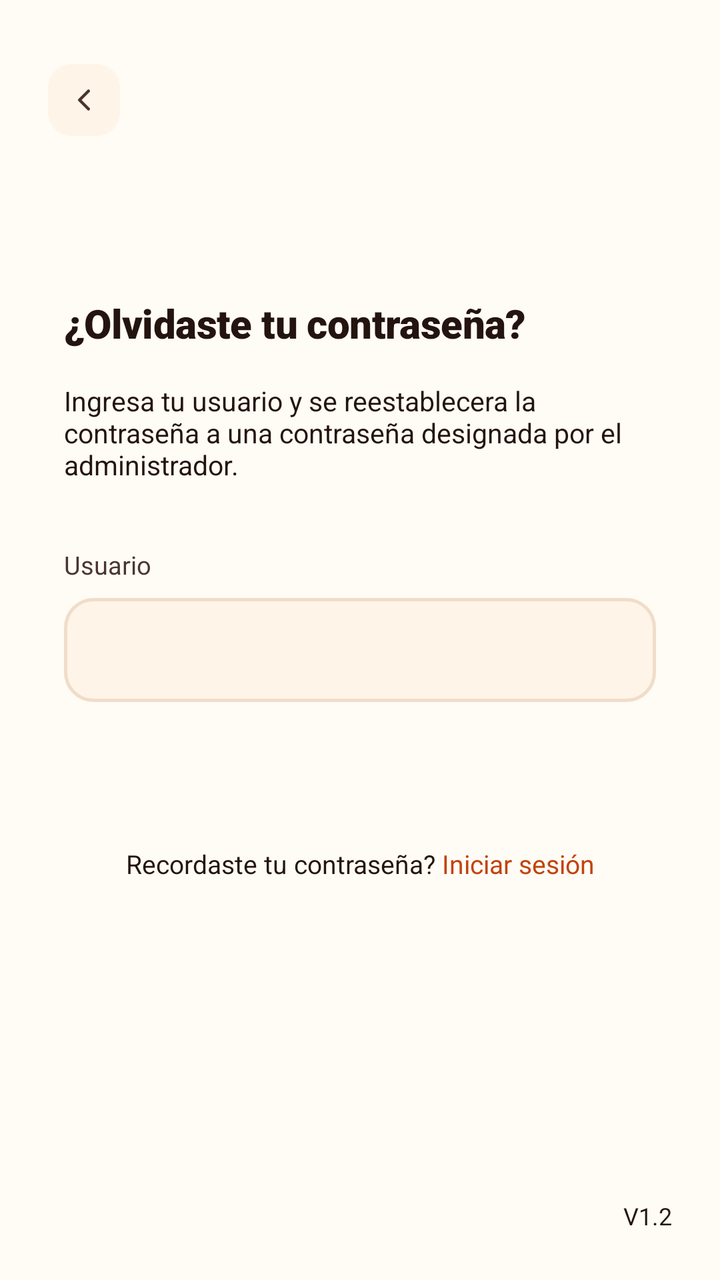
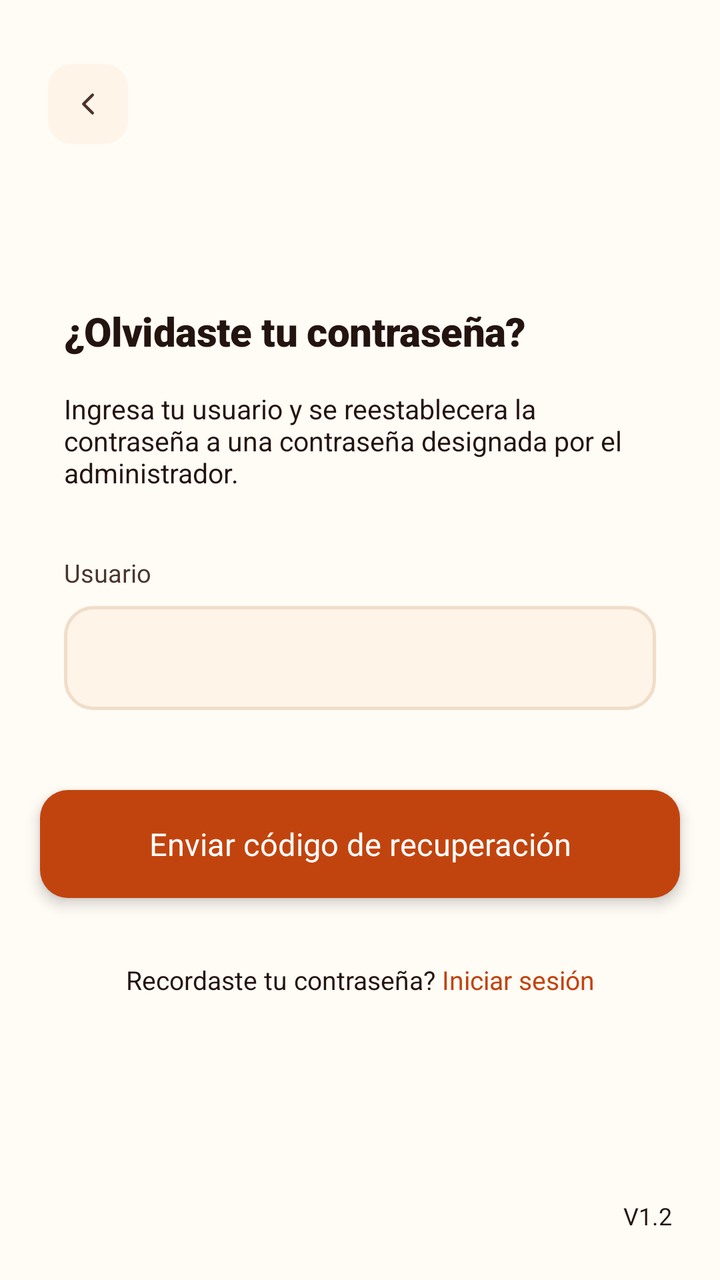

Screens rendered from an Android XML layout before and after an edit, with the pre-edit source and the edit as a unified diff.
<!-- AndroidManifest.xml: application theme Theme.Pollogithub -->
<!-- res/layout/activity_recuperar_password.xml -->
<?xml version="1.0" encoding="utf-8"?>
<androidx.constraintlayout.widget.ConstraintLayout xmlns:android="http://schemas.android.com/apk/res/android"
    xmlns:app="http://schemas.android.com/apk/res-auto"
    xmlns:tools="http://schemas.android.com/tools"
    android:layout_width="match_parent"
    android:layout_height="match_parent"
    android:background="@color/paper_50"
    tools:context=".RecuperarPasswordActivity">

    
    <ImageButton
        android:id="@+id/btnBack"
        style="@style/Widget.Pollo.Button.Back"
        android:layout_marginStart="@dimen/spacing_2xl"
        android:layout_marginTop="@dimen/spacing_3xl"
        app:layout_constraintStart_toStartOf="parent"
        app:layout_constraintTop_toTopOf="parent" />

    
    <TextView
        android:id="@+id/tvTitle"
        android:textAppearance="@style/TextAppearance.Pollo.Title.Large"
        android:layout_width="0dp"
        android:layout_height="wrap_content"
        android:layout_marginTop="80dp"
        android:layout_marginHorizontal="@dimen/spacing_3xl"
        android:text="¿Olvidaste tu contraseña?"
        app:layout_constraintEnd_toEndOf="parent"
        app:layout_constraintStart_toStartOf="parent"
        app:layout_constraintTop_toBottomOf="@id/btnBack" />

    
    <TextView
        android:id="@+id/tvDesc"
        android:textAppearance="@style/TextAppearance.Pollo.Body.Dark"
        android:layout_width="0dp"
        android:layout_height="wrap_content"
        android:layout_marginTop="@dimen/spacing_l"
        android:layout_marginHorizontal="@dimen/spacing_3xl"
        android:text="Ingresa tu usuario y se reestablecera la contraseña a una contraseña designada por el administrador."
        app:layout_constraintEnd_toEndOf="parent"
        app:layout_constraintStart_toStartOf="parent"
        app:layout_constraintTop_toBottomOf="@id/tvTitle" />

    
    <TextView
        android:id="@+id/lblUser"
        android:textAppearance="@style/TextAppearance.Pollo.Label.Bold"
        android:layout_width="wrap_content"
        android:layout_height="wrap_content"
        android:layout_marginTop="@dimen/spacing_3xl"
        android:layout_marginStart="@dimen/spacing_3xl"
        android:text="Usuario"
        app:layout_constraintStart_toStartOf="parent"
        app:layout_constraintTop_toBottomOf="@id/tvDesc" />

    
    <EditText
        android:id="@+id/etUser"
        style="@style/Widget.Pollo.EditText"
        android:background="@drawable/bg_input_field"
        android:layout_width="0dp"
        android:layout_height="@dimen/input_height"
        android:layout_marginTop="@dimen/spacing_s"
        android:layout_marginHorizontal="@dimen/spacing_3xl"
        android:importantForAutofill="no"
        android:inputType="textPersonName"
        android:paddingHorizontal="@dimen/spacing_l"
        app:layout_constraintEnd_toEndOf="parent"
        app:layout_constraintStart_toStartOf="parent"
        app:layout_constraintTop_toBottomOf="@id/lblUser" />

    
    <androidx.appcompat.widget.AppCompatButton
        android:id="@+id/btnSendCode"
        style="@style/Widget.Pollo.Button.Primary.Hero"
        android:layout_width="0dp"
        android:layout_marginTop="@dimen/spacing_4xl"
        android:layout_marginHorizontal="@dimen/spacing_xl"
        android:text="Enviar código de recuperación"
        app:layout_constraintEnd_toEndOf="parent"
        app:layout_constraintStart_toStartOf="parent"
        app:layout_constraintTop_toBottomOf="@id/etUser" />

    
    <LinearLayout
        android:layout_width="wrap_content"
        android:layout_height="wrap_content"
        android:layout_marginTop="32dp"
        android:orientation="horizontal"
        app:layout_constraintEnd_toEndOf="parent"
        app:layout_constraintStart_toStartOf="parent"
        app:layout_constraintTop_toBottomOf="@id/btnSendCode">

        <TextView
            android:layout_width="wrap_content"
            android:layout_height="wrap_content"
            android:fontFamily="sans-serif"
            android:text="Recordaste tu contraseña? "
            android:textColor="@color/char_900"
            android:textSize="13sp" />

        <TextView
            android:id="@+id/tvLogin"
            android:layout_width="wrap_content"
            android:layout_height="wrap_content"
            android:fontFamily="sans-serif-bold"
            android:text="Iniciar sesión"
            android:textColor="@color/ember_600"
            android:textSize="13sp" />
    </LinearLayout>

    <TextView
        android:layout_width="wrap_content"
        android:layout_height="wrap_content"
        android:layout_margin="24dp"
        android:text="V1.2"
        android:textColor="@color/char_900"
        android:textSize="12sp"
        app:layout_constraintBottom_toBottomOf="parent"
        app:layout_constraintEnd_toEndOf="parent" />

</androidx.constraintlayout.widget.ConstraintLayout>
<!-- resources referenced by this layout -->
<resources>
  <color name="char_900">#241410</color>
  <color name="ember_600">#C1440E</color>
  <color name="paper_50">#FFFBF5</color>
  <dimen name="input_height">52dp</dimen>
  <dimen name="spacing_2xl">24dp</dimen>
  <dimen name="spacing_3xl">32dp</dimen>
  <dimen name="spacing_4xl">40dp</dimen>
  <dimen name="spacing_l">16dp</dimen>
  <dimen name="spacing_s">8dp</dimen>
  <dimen name="spacing_xl">20dp</dimen>
  <!-- drawable bg_input_field (drawable) -->
  <?xml version="1.0" encoding="utf-8"?>
  <shape xmlns:android="http://schemas.android.com/apk/res/android"
      android:shape="rectangle">
      <solid android:color="@color/paper_100" />
      <stroke
          android:width="1.5dp"
          android:color="@color/line_color" />
      <corners android:radius="14dp" />
  </shape>
  <style name="TextAppearance.Pollo.Body.Dark" parent="TextAppearance.Pollo.Body">
          <item name="android:textColor">@color/char_900</item>
      </style>
  <style name="TextAppearance.Pollo.Label.Bold" parent="TextAppearance.Pollo.Label">
          <item name="android:fontFamily">sans-serif-bold</item>
          <item name="android:textColor">@color/char_700</item>
      </style>
  <style name="TextAppearance.Pollo.Title.Large" parent="TextAppearance.Pollo.Title">
          <item name="android:fontFamily">sans-serif-black</item>
          <item name="android:textColor">@color/char_900</item>
          <item name="android:textSize">@dimen/text_size_title_large</item>
          <item name="android:letterSpacing">-0.01</item>
      </style>
  <style name="Widget.Pollo.Button.Primary.Hero" parent="Widget.Pollo.Button.Primary">
          <item name="android:minHeight">@dimen/btn_height_hero</item>
          <item name="android:textSize">15.5sp</item>
          <item name="android:elevation">@dimen/elevation_medium</item>
      </style>
  <style name="Theme.Pollogithub" parent="Base.Theme.Pollogithub" />
  <color name="paper_100">#FFF4E8</color>
  <color name="line_color">#F0DDC9</color>
  <style name="TextAppearance.Pollo.Body" parent="TextAppearance.Pollo">
          <item name="android:fontFamily">sans-serif</item>
          <item name="android:textColor">@color/char_700</item>
          <item name="android:textSize">@dimen/text_size_body</item>
      </style>
  <style name="TextAppearance.Pollo.Label" parent="TextAppearance.Pollo">
          <item name="android:fontFamily">sans-serif-medium</item>
          <item name="android:textColor">@color/char_700</item>
          <item name="android:textSize">@dimen/text_size_label</item>
      </style>
  <color name="char_700">#4A352E</color>
  <style name="TextAppearance.Pollo.Title" parent="TextAppearance.Pollo" />
  <dimen name="text_size_title_large">20sp</dimen>
  <style name="Widget.Pollo" parent="" />
  <dimen name="btn_icon_size_small">36dp</dimen>
  <!-- drawable bg_back_btn (drawable) -->
  <?xml version="1.0" encoding="utf-8"?>
  <ripple xmlns:android="http://schemas.android.com/apk/res/android"
      android:color="#1AE8590C">
      <item>
          <shape android:shape="rectangle">
              <solid android:color="@color/paper_100" />
              <corners android:radius="12dp" />
          </shape>
      </item>
  </ripple>
  <string name="content_desc_back">Volver</string>
  <dimen name="btn_height_hero">54dp</dimen>
  <dimen name="elevation_medium">4dp</dimen>
  <color name="placeholder_text">#C2A892</color>
  <dimen name="text_size_body">13.5sp</dimen>
  <style name="TextAppearance.Pollo" parent="android:TextAppearance" />
  <dimen name="text_size_label">12.5sp</dimen>
  <style name="Widget.Pollo.Button" parent="Widget.AppCompat.Button" />
  <color name="white">#FFFFFFFF</color>
  <dimen name="text_size_btn_primary">15sp</dimen>
  <dimen name="btn_height_primary">52dp</dimen>
  <color name="ember_100">#FFE4D1</color>
  <color name="ember_700">#9C2F0E</color>
  <!-- unchanged entries left out for length: 6 -->
</resources>

<!-- the commit's change to res/layout/activity_recuperar_password.xml (unified diff, before → after) -->
@@ -11,6 +11,8 @@
     <ImageButton
         android:id="@+id/btnBack"
         style="@style/Widget.Pollo.Button.Back"
+        android:layout_width="@dimen/btn_icon_size"
+        android:layout_height="@dimen/btn_icon_size"
         android:layout_marginStart="@dimen/spacing_2xl"
         android:layout_marginTop="@dimen/spacing_3xl"
         app:layout_constraintStart_toStartOf="parent"
@@ -75,6 +77,7 @@
         android:id="@+id/btnSendCode"
         style="@style/Widget.Pollo.Button.Primary.Hero"
         android:layout_width="0dp"
+        android:layout_height="@dimen/btn_height_hero"
         android:layout_marginTop="@dimen/spacing_4xl"
         android:layout_marginHorizontal="@dimen/spacing_xl"
         android:text="Enviar código de recuperación"
<!-- resource entries referenced after the edit -->
@@ -69,6 +69,7 @@
   </ripple>
   <string name="content_desc_back">Volver</string>
   <dimen name="btn_height_hero">54dp</dimen>
+  <dimen name="btn_icon_size">40dp</dimen>
   <dimen name="elevation_medium">4dp</dimen>
   <color name="placeholder_text">#C2A892</color>
   <dimen name="text_size_body">13.5sp</dimen>
